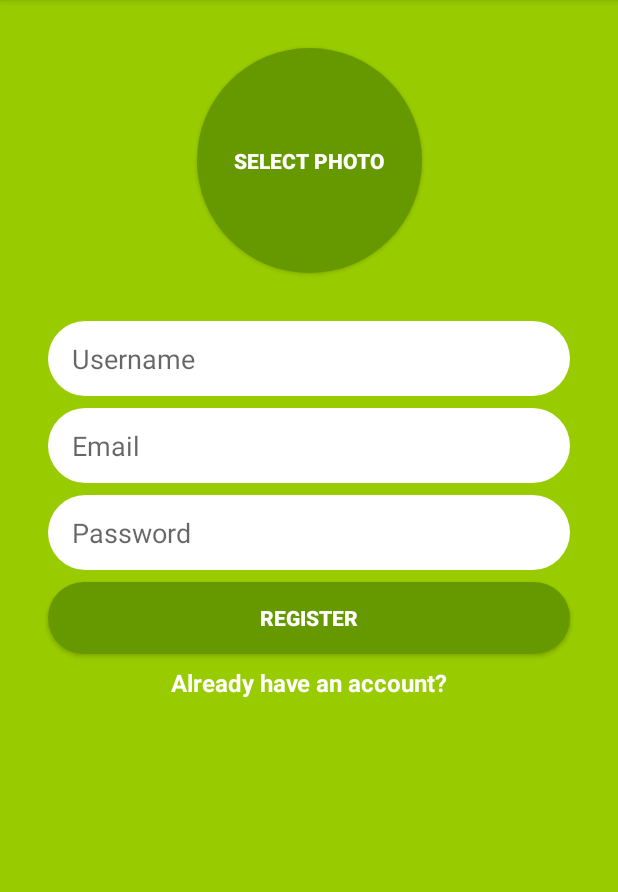
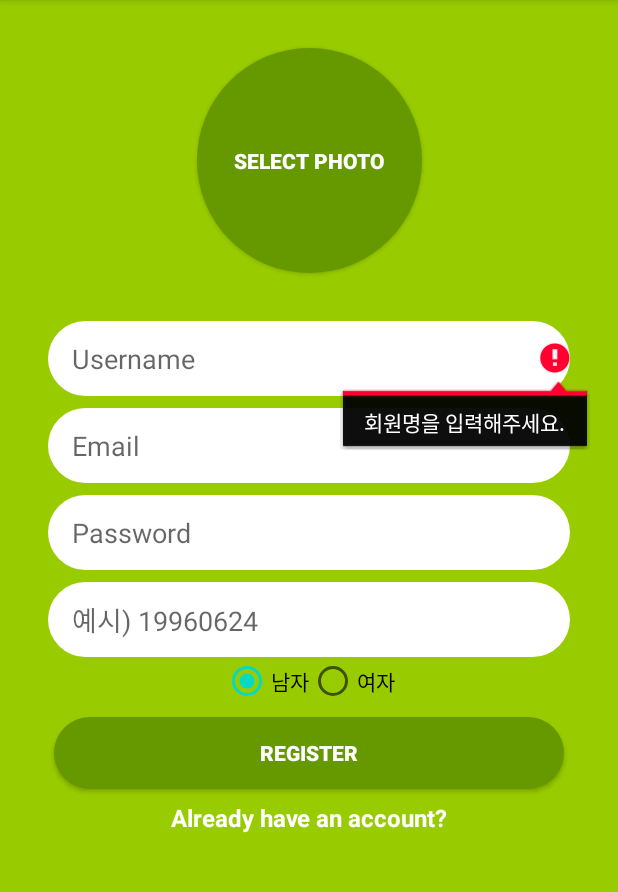
Before and after one commit to JustJOSU/OneGoal, an Android app: the RegisterActivity screen opened directly, with no data from a screen before it, after a tap on "REGISTER", on a phone screen of 412 x 824 dp, the part 84-976 px from its top. Run offline under Robolectric (Android 15) with nearby library versions, the phone set to English and light mode, and no system bars; our stand-ins replace CircleImageView, Firebase (no records; nobody signed in at launch, a user with empty details on screens opened directly).

Commit message:
register finished

```diff
--- a/app/src/main/java/com/hour/onegoal/Login/LoginActivity.kt
+++ b/app/src/main/java/com/hour/onegoal/Login/LoginActivity.kt
@@ -50,7 +50,7 @@ class LoginActivity : AppCompatActivity(), View.OnClickListener {
                 finish()
             } else {
                 Log.w(TAG, "signInWithEmail:failure", task.exception)
-                Toast.makeText(baseContext, "Authentication failed", Toast.LENGTH_SHORT).show()
+                Toast.makeText(baseContext, "아이디와 비밀번호를 확인하여주세요.", Toast.LENGTH_SHORT).show()
             }
         }
     }
--- a/app/src/main/java/com/hour/onegoal/RegisterActivity.kt
+++ b/app/src/main/java/com/hour/onegoal/RegisterActivity.kt
@@ -7,6 +7,9 @@ import androidx.appcompat.app.AppCompatActivity
 import android.os.Bundle
 import android.provider.MediaStore
 import android.util.Log
+import android.util.Patterns
+import android.view.View
+import android.widget.RadioButton
 import android.widget.Toast
 import com.google.firebase.auth.FirebaseAuth
 import com.google.firebase.database.FirebaseDatabase
@@ -21,12 +24,14 @@ class RegisterActivity : AppCompatActivity() {
         val TAG = "RegisterActivity"
     }
 
+    private var selection = ""
     override fun onCreate(savedInstanceState: Bundle?) {
         super.onCreate(savedInstanceState)
         setContentView(R.layout.activity_register)
 
         register_button_register.setOnClickListener {
             performRegister()
+            return@setOnClickListener
         }
 
         already_have_account_text_view.setOnClickListener {
@@ -74,13 +79,39 @@ class RegisterActivity : AppCompatActivity() {
     }
 
     private fun performRegister() {
-        val email = email_edittext_register.text.toString()
-        val password = password_edittext_register.text.toString()
+        // trim() : 오른쪽 끝에 있는 공백을 없애는 역할.
+        val email = email_edittext_register.text.toString().trim()
+        val password = password_edittext_register.text.toString().trim()
+        val birth = birthday_edittext_register.text.toString().trim()
+        val username = username_edittext_register.text.toString().trim()
 
-        if (email.isEmpty() || password.isEmpty()) {
-            Toast.makeText(this, "Please enter text in email/pw", Toast.LENGTH_SHORT).show()
+        if(username.isEmpty()){
+            username_edittext_register.error = "회원명을 입력해주세요."
+            username_edittext_register.requestFocus()
             return
         }
+        if(email.isEmpty()){
+            email_edittext_register.error = "이메일을 입력해주세요."
+            email_edittext_register.requestFocus()
+            return
+        }
+        if(!Patterns.EMAIL_ADDRESS.matcher(email).matches()){
+            email_edittext_register.error = "이메일 형식이 올바르지 않습니다."
+            email_edittext_register.requestFocus()
+            return
+        }
+
+        if(password.isEmpty() || password.length < 6){
+            password_edittext_register.error = "비밀번호는 6글자 이상이어야 합니다."
+            password_edittext_register.requestFocus()
+            return
+        }
+        if(birth.isEmpty() || birth.length < 8){
+            birthday_edittext_register.error = "생년월일을 입력해주세요."
+            birthday_edittext_register.requestFocus()
+        }
+
+
 
         Log.d("RegisterActivity", "Email is: " + email)
         Log.d("RegisterActivity", "Password: $password")
@@ -93,17 +124,22 @@ class RegisterActivity : AppCompatActivity() {
                 // else if successful
                 Log.d("RegisterActivity", "Successfully created user with uid: ${it.result?.user?.uid}")
                 uploadImageToFirebaseStorage()
+                val intent = Intent(applicationContext, LoginActivity::class.java)
+                // TODO: .apply {
+                //        flags = Intent.FLAG_ACTIVITY_NEW_TASK or Intent.FLAG_ACTIVITY_CLEAR_TASK
+                //    }
+                startActivity(intent)
             }
             .addOnFailureListener{
                 Log.d("RegisterActivity", "Failed to create user: ${it.message}")
-                Toast.makeText(this, "Failed to create user: ${it.message}", Toast.LENGTH_SHORT).show()
+                Toast.makeText(this, "이메일 주소가 중복되어있는지 확인해주세요. ${it.message}", Toast.LENGTH_SHORT).show()
             }
     }
     private fun uploadImageToFirebaseStorage() {
-        if (selectedPhotoUri == null) return
 
         val filename = UUID.randomUUID().toString()
         val ref = FirebaseStorage.getInstance().getReference("/images/$filename")
+        if (selectedPhotoUri == null) return
 
         ref.putFile(selectedPhotoUri!!)
             .addOnSuccessListener {
@@ -120,11 +156,14 @@ class RegisterActivity : AppCompatActivity() {
             }
     }
 
-    private fun saveUserToFirebaseDatabase(profileImageUrl: String) {
+    private fun saveUserToFirebaseDatabase(profileImageUrl:String) {
         val uid = FirebaseAuth.getInstance().uid ?: ""
         val ref = FirebaseDatabase.getInstance().getReference("/users/$uid")
+        val selectedId = radioGroup.checkedRadioButtonId
+        val radioButton = findViewById<RadioButton>(selectedId).text.toString()
 
-        val user = User(uid, username_edittext_register.text.toString(), profileImageUrl)
+
+        val user = User(uid, username_edittext_register.text.toString(), profileImageUrl,birthday_edittext_register.text.toString(),radioButton)
 
         ref.setValue(user)
             .addOnSuccessListener {
@@ -134,5 +173,6 @@ class RegisterActivity : AppCompatActivity() {
                 Log.d(TAG, "Failed to set value to database: ${it.message}")
             }
     }
+
+
 }
-class User(val uid: String, val username: String, val profileImageUrl: String)
--- /dev/null
+++ b/app/src/main/java/com/hour/onegoal/User.kt
@@ -0,0 +1,3 @@
+package com.hour.onegoal
+
+class User(val uid: String, val username: String, val profileImageUrl: String, var birth:String, val gender:String)
--- a/app/src/main/res/layout/activity_register.xml
+++ b/app/src/main/res/layout/activity_register.xml
@@ -54,18 +54,66 @@
         app:layout_constraintStart_toStartOf="@+id/email_edittext_register"
         app:layout_constraintTop_toBottomOf="@+id/email_edittext_register" />
 
+    <EditText
+        android:id="@+id/birthday_edittext_register"
+        android:layout_width="0dp"
+        android:layout_height="50dp"
+        android:layout_marginTop="8dp"
+        android:background="@drawable/rounded_edittext_register_login"
+        android:ems="10"
+        android:maxLength="8"
+        android:hint="예시) 19960624"
+        android:inputType="number"
+        android:paddingLeft="16dp"
+        app:layout_constraintEnd_toEndOf="@+id/password_edittext_register"
+        app:layout_constraintStart_toStartOf="@+id/password_edittext_register"
+        app:layout_constraintTop_toBottomOf="@+id/password_edittext_register" />
+
+
+    <RadioGroup
+        android:id="@+id/radioGroup"
+        android:layout_width="match_parent"
+        android:layout_height="wrap_content"
+        android:orientation="horizontal"
+
+        app:layout_constraintEnd_toEndOf="@+id/birthday_edittext_register"
+        app:layout_constraintStart_toStartOf="@+id/birthday_edittext_register"
+        app:layout_constraintTop_toBottomOf="@+id/birthday_edittext_register"
+        android:gravity="center"
+        >
+
+        <RadioButton
+            android:id="@+id/rb_male"
+            android:layout_width="wrap_content"
+            android:layout_height="wrap_content"
+            android:text="남자"
+            android:checked="true"
+            />
+
+        <RadioButton
+            android:id="@+id/rb_female"
+            android:layout_width="wrap_content"
+            android:layout_height="wrap_content"
+            android:text="여자"
+            android:checked="false"
+            />
+    </RadioGroup>
+
     <Button
         android:id="@+id/register_button_register"
-        android:layout_width="0dp"
+        android:layout_width="340dp"
         android:layout_height="wrap_content"
         android:layout_marginTop="8dp"
         android:background="@drawable/rounded_button"
         android:text="Register"
         android:textColor="@android:color/white"
         android:textStyle="bold"
-        app:layout_constraintEnd_toEndOf="@+id/password_edittext_register"
-        app:layout_constraintStart_toStartOf="@+id/password_edittext_register"
-        app:layout_constraintTop_toBottomOf="@+id/password_edittext_register" />
+        app:layout_constraintEnd_toEndOf="@+id/radioGroup"
+        app:layout_constraintStart_toStartOf="@+id/radioGroup"
+        app:layout_constraintTop_toBottomOf="@+id/radioGroup"
+
+        />
+
 
     <TextView
         android:id="@+id/already_have_account_text_view"
```
